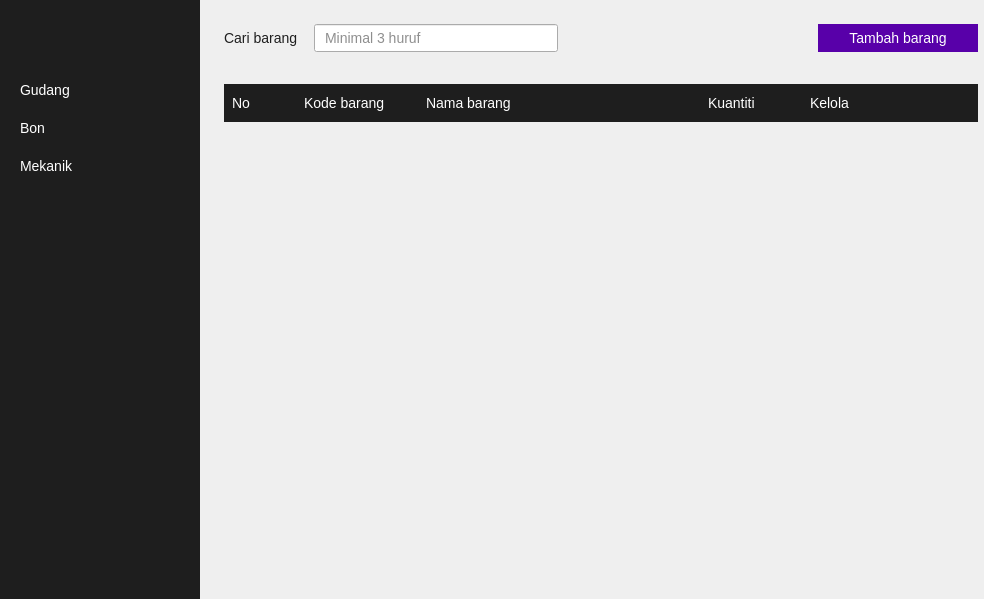
Above: views/App.ui from RichardoLieberio/Wi-Motor before the change. Below: the same form after it.
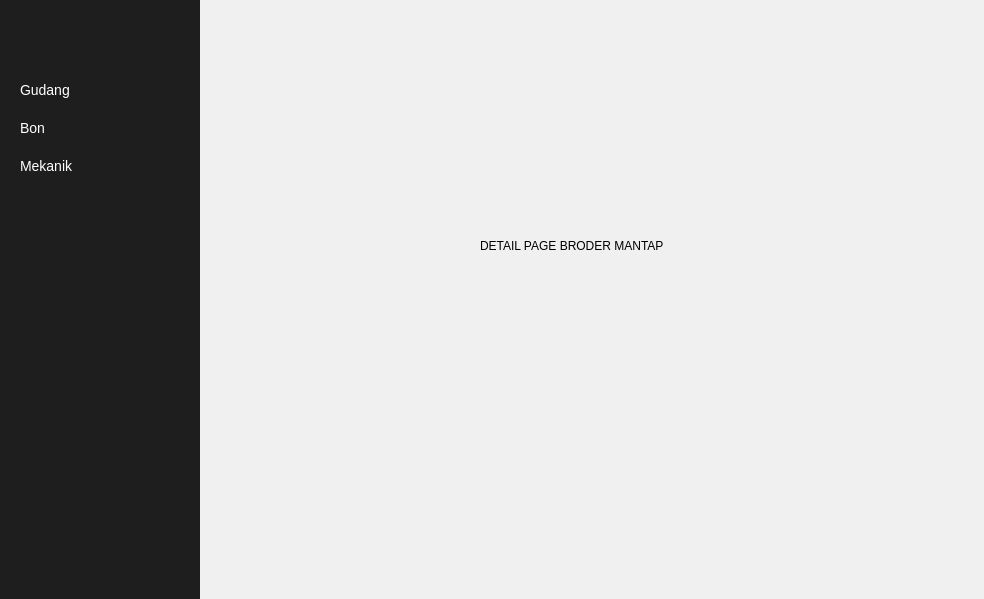
That is the form after the change. Icons and pictures are not drawn.

Commit message: Detail page added & App as parent class

```diff
--- a/views/App.ui
+++ b/views/App.ui
@@ -287,7 +287,7 @@
     <item>
      <widget class="QStackedWidget" name="main_page">
       <property name="currentIndex">
-       <number>0</number>
+       <number>3</number>
       </property>
       <widget class="QWidget" name="gudang_page">
        <layout class="QVBoxLayout" name="verticalLayout_3">
@@ -676,6 +676,21 @@
         </item>
        </layout>
       </widget>
+      <widget class="QWidget" name="gudang_detail_page">
+       <widget class="QLabel" name="label">
+        <property name="geometry">
+         <rect>
+          <x>280</x>
+          <y>170</y>
+          <width>221</width>
+          <height>151</height>
+         </rect>
+        </property>
+        <property name="text">
+         <string>DETAIL PAGE BRODER MANTAP</string>
+        </property>
+       </widget>
+      </widget>
      </widget>
     </item>
    </layout>
```
The commit also changes 8 other files.
